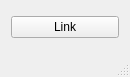
sccn/lsl_archived, file Apps/AudioCaptureWin/mainwindow.ui: the form before one commit.
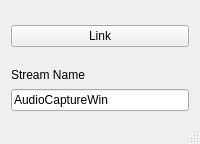
The form after the commit.

Commit message: Improved AudioCaptureWin so that user can edit stream name.

The edit to the form file:
```diff
--- a/Apps/AudioCaptureWin/mainwindow.ui
+++ b/Apps/AudioCaptureWin/mainwindow.ui
@@ -6,20 +6,20 @@
    <rect>
     <x>0</x>
     <y>0</y>
-    <width>130</width>
-    <height>77</height>
+    <width>200</width>
+    <height>144</height>
    </rect>
   </property>
   <property name="minimumSize">
    <size>
-    <width>130</width>
-    <height>77</height>
+    <width>200</width>
+    <height>20</height>
    </size>
   </property>
   <property name="maximumSize">
    <size>
-    <width>130</width>
-    <height>77</height>
+    <width>200</width>
+    <height>144</height>
    </size>
   </property>
   <property name="windowTitle">
@@ -27,13 +27,27 @@
   </property>
   <widget class="QWidget" name="centralWidget">
    <layout class="QGridLayout" name="gridLayout">
-    <item row="0" column="0">
+    <item row="0" column="0" rowspan="3">
      <widget class="QPushButton" name="linkButton">
       <property name="text">
        <string>Link</string>
       </property>
      </widget>
     </item>
+    <item row="4" column="0">
+     <widget class="QLineEdit" name="lineEdit">
+      <property name="text">
+       <string>AudioCaptureWin</string>
+      </property>
+     </widget>
+    </item>
+    <item row="3" column="0">
+     <widget class="QLabel" name="label">
+      <property name="text">
+       <string>Stream Name</string>
+      </property>
+     </widget>
+    </item>
    </layout>
   </widget>
   <widget class="QMenuBar" name="menuBar">
```
Left out of the diff: 2 changed lines with no effect on the pictures. The commit also changes 14 other files.
